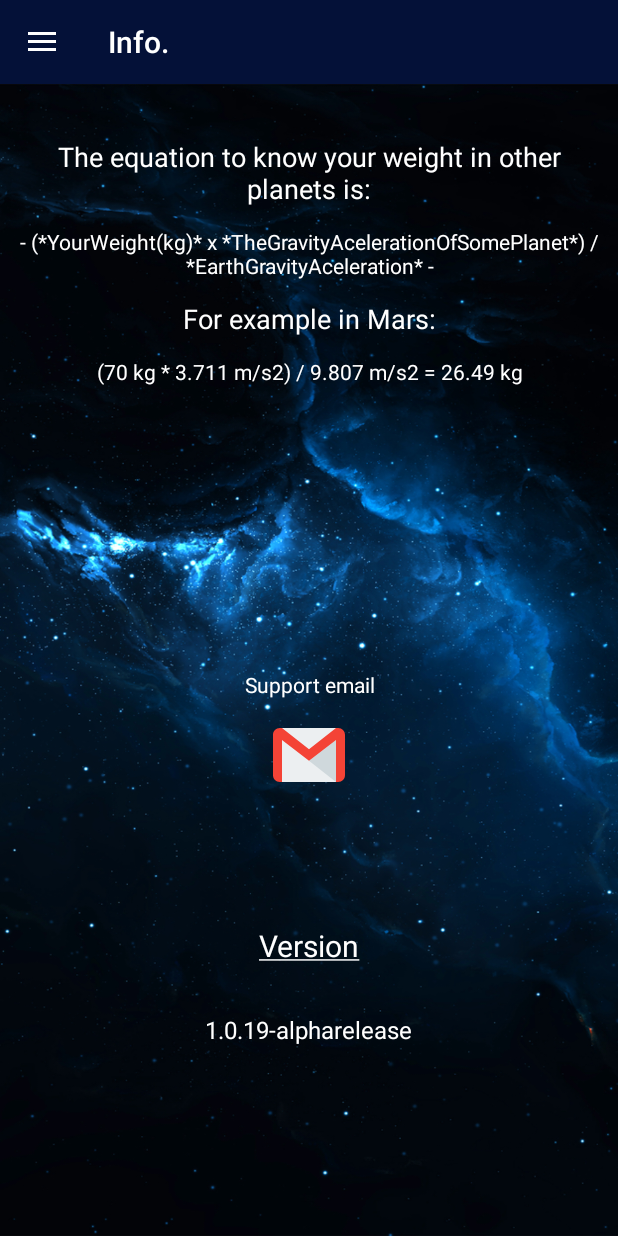
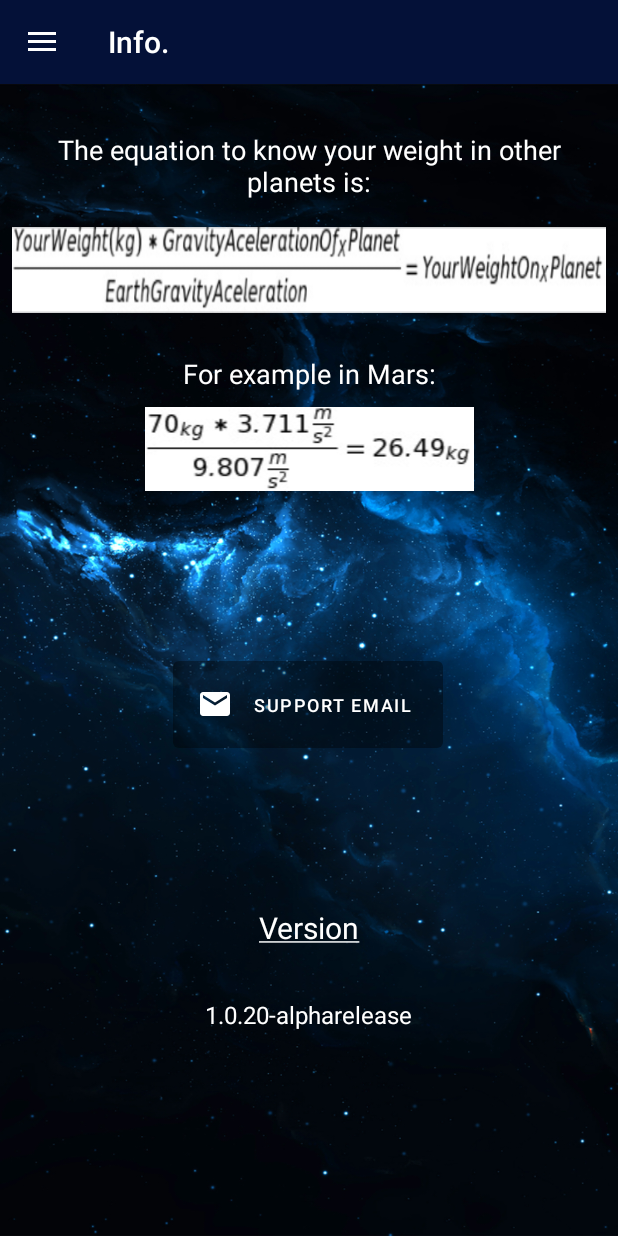
Before and after one commit to juampiludu/Astronomer, an Android app: the screen it shows after launch (MainActivity), in the side drawer, after a tap on "Info.", on a phone screen of 412 x 824 dp. Run offline under Robolectric (Android 15) with nearby library versions, the phone set to English and light mode, and no system bars; our stand-ins replace navigation-ui; Roboto replaces fonts that are not available here.

Commit message:
aspects changed in config fragment

```diff
--- a/app/build.gradle
+++ b/app/build.gradle
@@ -11,7 +11,7 @@ android {
         minSdkVersion 24
         targetSdkVersion 29
         versionCode 1
-        versionName "1.0.19-alpharelease"
+        versionName "1.0.20-alpharelease"
 
         testInstrumentationRunner "androidx.test.runner.AndroidJUnitRunner"
     }
--- a/app/src/main/java/com/example/astronomer/ui/config/ConfigFragment.kt
+++ b/app/src/main/java/com/example/astronomer/ui/config/ConfigFragment.kt
@@ -14,6 +14,7 @@ import androidx.fragment.app.Fragment
 import androidx.lifecycle.ViewModelProviders
 import com.example.astronomer.BuildConfig
 import com.example.astronomer.R
+import com.google.android.material.button.MaterialButton
 
 class ConfigFragment : Fragment() {
 
@@ -28,7 +29,7 @@ class ConfigFragment : Fragment() {
                 ViewModelProviders.of(this).get(ConfigViewModel::class.java)
         val root = inflater.inflate(R.layout.fragment_config, container, false)
 
-        val emailButton: ImageButton = root.findViewById(R.id.emailButton)
+        val emailButton: MaterialButton = root.findViewById(R.id.emailButton)
         val textView27: TextView = root.findViewById(R.id.textView27)
         val textVersion: TextView = root.findViewById(R.id.textVersion)
 
--- a/app/src/main/java/com/example/astronomer/ui/weight/WeightFragment.kt
+++ b/app/src/main/java/com/example/astronomer/ui/weight/WeightFragment.kt
@@ -15,6 +15,7 @@ import androidx.lifecycle.ViewModelProviders
 import com.example.astronomer.Planets
 import com.example.astronomer.R
 import com.example.astronomer.Planets.*
+import com.google.android.material.button.MaterialButton
 
 class WeightFragment : Fragment() {
 
@@ -30,7 +31,7 @@ class WeightFragment : Fragment() {
 
 
         val editWeight: EditText = root.findViewById(R.id.editWeight)
-        val buttonWeight: Button = root.findViewById(R.id.buttonWeight)
+        val buttonWeight: MaterialButton = root.findViewById(R.id.buttonWeight)
         val textMercury: TextView = root.findViewById(R.id.textMercury)
         val textVenus: TextView = root.findViewById(R.id.textVenus)
         val textMars: TextView = root.findViewById(R.id.textMars)
@@ -54,9 +55,9 @@ class WeightFragment : Fragment() {
                 toast.setGravity(Gravity.CENTER, 0, 0)
                 toast.show()
             } else if (weight.length > 10) {
-                val toast1 = Toast.makeText(this.context, "The input cannot be longer than 10 digits", Toast.LENGTH_LONG)
-                toast1.setGravity(Gravity.CENTER, 0, 0)
-                toast1.show()
+                val toast = Toast.makeText(this.context, "The input cannot be longer than 10 digits", Toast.LENGTH_LONG)
+                toast.setGravity(Gravity.CENTER, 0, 0)
+                toast.show()
             } else {
 
                 weight.toFloat()
--- a/app/src/main/res/drawable/button_animation.xml
+++ /dev/null
@@ -1,4 +0,0 @@
-<selector xmlns:android="http://schemas.android.com/apk/res/android">
-    <item android:state_focused="true" android:state_pressed="true" android:drawable="@drawable/gradient" />
-    <item android:state_focused="false" android:state_pressed="true" android:drawable="@drawable/gradient" />
-</selector>
--- a/app/src/main/res/drawable/ic_gmail.xml
+++ /dev/null
@@ -1,17 +0,0 @@
-<?xml version="1.0" encoding="utf-8"?>
-<vector xmlns:android="http://schemas.android.com/apk/res/android"
-    android:width="48dp"
-    android:height="48dp"
-    android:viewportWidth="512"
-    android:viewportHeight="512">
-
-    <path
-        android:fillColor="#ECEFF1"
-        android:pathData="M 64 64 H 448 V 448 H 64 V 64 Z" />
-    <path
-        android:fillColor="#CFD8DC"
-        android:pathData="M 256 296.384 L 448 448 L 448 148.672 Z" />
-    <path
-        android:fillColor="#F44336"
-        android:pathData="M464,64h-16L256,215.616L64,64H48C21.504,64,0,85.504,0,112v288c0,26.496,21.504,48,48,48h16V148.672 l192,147.68L448,148.64V448h16c26.496,0,48-21.504,48-48V112C512,85.504,490.496,64,464,64z" />
-</vector>
--- /dev/null
+++ b/app/src/main/res/drawable/ic_mail.xml
@@ -0,0 +1,5 @@
+<vector android:height="24dp" android:tint="#FFFFFF"
+    android:viewportHeight="24.0" android:viewportWidth="24.0"
+    android:width="24dp" xmlns:android="http://schemas.android.com/apk/res/android">
+    <path android:fillColor="#FF000000" android:pathData="M20,4L4,4c-1.1,0 -1.99,0.9 -1.99,2L2,18c0,1.1 0.9,2 2,2h16c1.1,0 2,-0.9 2,-2L22,6c0,-1.1 -0.9,-2 -2,-2zM20,8l-8,5 -8,-5L4,6l8,5 8,-5v2z"/>
+</vector>
--- a/app/src/main/res/layout/fragment_config.xml
+++ b/app/src/main/res/layout/fragment_config.xml
@@ -30,70 +30,52 @@
             android:textColor="#FFFFFF"
             android:textSize="18sp" />
 
-        <TextView
-            android:id="@+id/textView23"
+        <ImageView
+            android:id="@+id/imageView11"
             android:layout_width="match_parent"
             android:layout_height="wrap_content"
-            android:layout_marginTop="20px"
-            android:gravity="center"
-            android:text="@string/general_info2"
-            android:textColor="#FFFFFF"
-            android:textSize="14sp" />
+            android:layout_marginTop="10dp"
+            android:src="@drawable/example1" />
 
         <TextView
             android:id="@+id/textView24"
             android:layout_width="match_parent"
             android:layout_height="wrap_content"
-            android:layout_marginTop="20px"
+            android:layout_marginTop="20dp"
             android:gravity="center"
             android:text="@string/general_info3"
             android:textColor="#FFFFFF"
             android:textSize="18sp" />
 
-        <TextView
-            android:id="@+id/textView25"
+        <ImageView
+            android:id="@+id/imageView12"
             android:layout_width="match_parent"
             android:layout_height="wrap_content"
-            android:layout_marginTop="20px"
-            android:gravity="center"
-            android:text="@string/general_info4"
-            android:textColor="#FFFFFF"
-            android:textSize="14sp" />
+            android:layout_marginTop="10dp"
+            android:src="@drawable/example2" />
+
     </LinearLayout>
 
-    <LinearLayout
-        android:id="@+id/linearLayout2"
-        android:layout_width="match_parent"
-        android:layout_height="wrap_content"
-        android:gravity="center"
-        android:orientation="vertical"
-        app:layout_constraintBottom_toBottomOf="parent"
+    <com.google.android.material.button.MaterialButton
+        android:id="@+id/emailButton"
+        style="@style/Widget.MaterialComponents.Button.UnelevatedButton"
+        android:layout_width="180dp"
+        android:layout_height="70dp"
+        android:layout_marginBottom="100dp"
+        android:text="@string/email_info"
+        android:textSize="12sp"
+        app:backgroundTint="@color/material_on_background_disabled"
+        app:icon="@drawable/ic_mail"
+        app:layout_constraintBottom_toTopOf="@+id/textView27"
         app:layout_constraintEnd_toEndOf="parent"
-        app:layout_constraintStart_toStartOf="parent"
-        app:layout_constraintTop_toBottomOf="@+id/linearLayout"
-        app:layout_constraintVertical_bias="0.39">
-
-        <TextView
-            android:id="@+id/textView26"
-            android:layout_width="match_parent"
-            android:layout_height="wrap_content"
-            android:gravity="center"
-            android:text="@string/email_info"
-            android:textColor="#FFFFFF" />
-
-        <ImageButton
-            android:id="@+id/emailButton"
-            android:layout_width="120dp"
-            android:layout_height="wrap_content"
-            android:layout_marginTop="20px"
-            android:background="@drawable/button_animation"
-            android:src="@drawable/ic_gmail" />
-    </LinearLayout>
+        app:layout_constraintHorizontal_bias="0.498"
+        app:layout_constraintStart_toStartOf="parent" />
 
     <TextView
         android:id="@+id/textView27"
         android:layout_width="wrap_content"
         android:layout_height="wrap_content"
+        android:layout_marginBottom="192dp"
         android:gravity="center"
         android:text="@string/version_text"
         android:textAlignment="center"
@@ -102,9 +84,7 @@
         android:textSize="20sp"
         app:layout_constraintBottom_toBottomOf="parent"
         app:layout_constraintEnd_toEndOf="parent"
-        app:layout_constraintStart_toStartOf="parent"
-        app:layout_constraintTop_toBottomOf="@+id/linearLayout2"
-        app:layout_constraintVertical_bias="0.332" />
+        app:layout_constraintStart_toStartOf="parent" />
 
     <TextView
         android:id="@+id/textVersion"
--- a/app/src/main/res/values/strings.xml
+++ b/app/src/main/res/values/strings.xml
@@ -28,9 +28,7 @@
     <string name="next">next</string>
 
     <string name="general_info">The equation to know your weight in other planets is:</string>
-    <string name="general_info2">- (*YourWeight(kg)* x *TheGravityAcelerationOfSomePlanet*) / *EarthGravityAceleration* -</string>
     <string name="general_info3">For example in Mars:</string>
-    <string name="general_info4" translatable="false">(70 kg * 3.711 m/s2) / 9.807 m/s2 = 26.49 kg</string>
     <string name="email_info">Support email</string>
     <string name="version_text"><![CDATA[<u>Version</u>]]></string>
 </resources>
--- a/app/src/main/res/values/styles.xml
+++ b/app/src/main/res/values/styles.xml
@@ -1,7 +1,7 @@
 <resources>
 
     <!-- Base application theme. -->
-    <style name="AppTheme" parent="Theme.AppCompat.Light.DarkActionBar">
+    <style name="AppTheme" parent="Theme.MaterialComponents.Light.Bridge">
         <!-- Customize your theme here. -->
         <item name="colorPrimary">@color/colorPrimary</item>
         <item name="colorPrimaryDark">@color/colorPrimaryDark</item>
```
Also changed, not shown: app/src/main/java/com/example/astronomer/ui/eclipses/EclipsesFragment.kt (+4 -4 lines), app/src/main/res/drawable/button_weight_shape.xml (deleted, +0 -24 lines), app/src/main/res/layout/fragment_weight.xml (+8 -7 lines), app/src/main/res/drawable/example1.png (added), app/src/main/res/drawable/example2.jpg (added), 1 other file.
